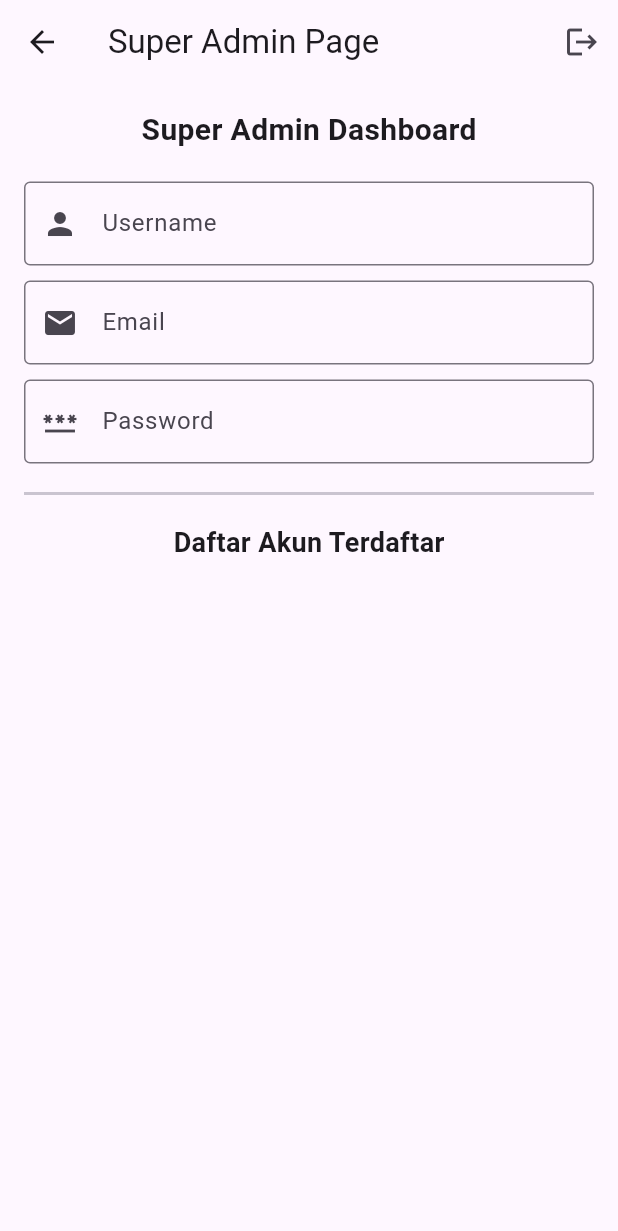
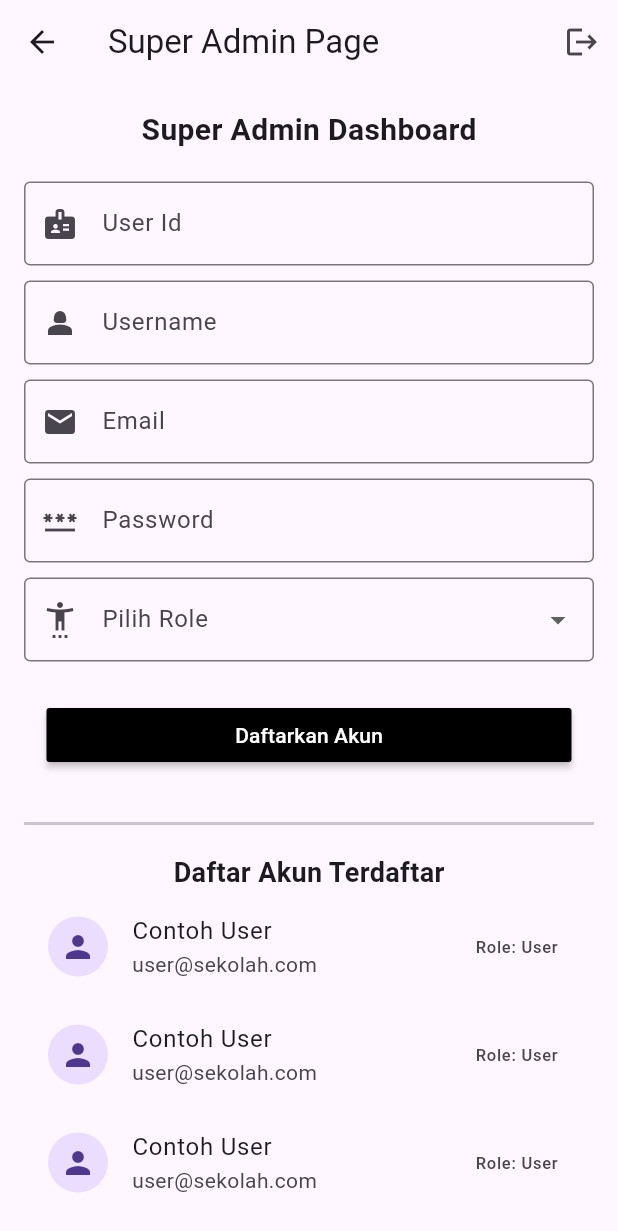
Before and after one commit to lino089/Training-Arc-Flutter, a Flutter app: the superAdminPage screen opened directly, on a phone screen of 412 x 824 dp. Shown: the top 1231 px of the screen. Run offline on Flutter 3.47's test engine with Material 3 defaults, Android fonts, the light colour scheme and no system bars; our stand-ins replace cloud_firestore, firebase_auth, firebase_core; accounts and stored records are empty.

Commit message:
super admin fitur with dummy file

```diff
--- a/auth_muscle_v2/lib/pages/super_admin_page.dart
+++ b/auth_muscle_v2/lib/pages/super_admin_page.dart
@@ -9,16 +9,17 @@ class superAdminPage extends StatefulWidget {
 }
 
 class _superAdminPage extends State<superAdminPage> {
+  // // TODO 1: Buat GlobalKey<FormState> untuk validasi form tambah user
+  // // TODO 2: Buat TextEditingController untuk email, password, userId (A-00x), dan nama user
+  final key = GlobalKey<FormState>();
+  final TextEditingController emailController = TextEditingController();
+  final TextEditingController passwordController = TextEditingController();
+  final TextEditingController userIdController = TextEditingController();
+  final TextEditingController usernameController = TextEditingController();
+  String selectedRole = 'user';
+  bool isLoading = false;
   @override
   Widget build(BuildContext context) {
-    // // TODO 1: Buat GlobalKey<FormState> untuk validasi form tambah user
-    // // TODO 2: Buat TextEditingController untuk email, password, userId (A-00x), dan nama user
-    final key = GlobalKey<FormState>();
-    final TextEditingController emailController = TextEditingController();
-    final TextEditingController passwordController = TextEditingController();
-    final TextEditingController userIdController = TextEditingController();
-    final TextEditingController usernameController = TextEditingController();
-
     return Scaffold(
       appBar: AppBar(
         title: Text("Super Admin Page"),
@@ -48,14 +49,33 @@ class _superAdminPage extends State<superAdminPage> {
               // // c. TextFormField untuk Password User
               // // d. DropdownButtonFormField untuk memilih Role ('admin' atau 'user')
               Form(
+                key: key,
                 child: Column(
                   children: [
                     TextFormField(
+                      controller: userIdController,
+                      keyboardType: TextInputType.text,
+                      decoration: InputDecoration(
+                        labelText: "User Id",
+                        hintText: "Masukan User Id",
+                        prefixIcon: Icon(Icons.badge),
+                        border: OutlineInputBorder(),
+                      ),
+                      validator: (value) {
+                        if (value == null || value.isEmpty) {
+                          return "User Id Wajib Diisi";
+                        }
+                        return null;
+                      },
+                    ),
+                    SizedBox(height: 10),
+                    TextFormField(
+                      controller: usernameController,
                       keyboardType: TextInputType.text,
                       decoration: InputDecoration(
                         labelText: "Username",
                         hintText: "Masukan Username",
-                        prefixIcon: Icon(Icons.person),
+                        prefixIcon: Icon(Icons.person_2),
                         border: OutlineInputBorder(),
                       ),
                       validator: (value) {
@@ -67,6 +87,7 @@ class _superAdminPage extends State<superAdminPage> {
                     ),
                     SizedBox(height: 10),
                     TextFormField(
+                      controller: emailController,
                       keyboardType: TextInputType.emailAddress,
                       decoration: InputDecoration(
                         labelText: "Email",
@@ -83,6 +104,7 @@ class _superAdminPage extends State<superAdminPage> {
                     ),
                     SizedBox(height: 10),
                     TextFormField(
+                      controller: passwordController,
                       keyboardType: TextInputType.visiblePassword,
                       decoration: InputDecoration(
                         labelText: "Password",
@@ -96,6 +118,44 @@ class _superAdminPage extends State<superAdminPage> {
                         }
                         return null;
                       },
+                    ),
+                    SizedBox(height: 10),
+                    DropdownButtonFormField(
+                      decoration: InputDecoration(
+                        labelText: "Pilih Role",
+                        border: OutlineInputBorder(),
+                        prefixIcon: Icon(Icons.settings_accessibility),
+                      ),
+                      items: const [
+                        DropdownMenuItem(
+                          value: 'user',
+                          child: Text("User Biasa"),
+                        ),
+                        DropdownMenuItem(
+                          value: 'admin',
+                          child: Text("Admin Sekolah"),
+                        ),
+                      ],
+                      onChanged: (value) {
+                        setState(() {
+                          selectedRole = value!;
+                        });
+                      },
+                    ),
+                    SizedBox(height: 10),
+                    Padding(
+                      padding: EdgeInsetsGeometry.all(15),
+                      child: MaterialButton(
+                        onPressed: isLoading ? null : () => createUser(),
+                        minWidth: double.infinity,
+                        color: Colors.black,
+                        textColor: Colors.white,
+                        child: isLoading
+                            ? const CircularProgressIndicator(
+                                color: Colors.white,
+                              )
+                            : const Text("Daftarkan Akun"),
+                      ),
                     ),
                   ],
                 ),
@@ -111,6 +171,19 @@ class _superAdminPage extends State<superAdminPage> {
               // // TODO 6: Gunakan Expanded dan StreamBuilder/ListView untuk menampilkan daftar user
               // // Untuk sementara (UI saja), kamu bisa gunakan ListView.builder dengan data dummy
               // // Tampilkan informasi: User ID, Email, dan Role dalam bentuk ListTile
+              ListView.builder(
+                shrinkWrap: true,
+                physics: const NeverScrollableScrollPhysics(),
+                itemCount: 10,
+                itemBuilder: (context, index) {
+                  return const ListTile(
+                    leading: CircleAvatar(child: Icon(Icons.person)),
+                    title: Text("Contoh User"),
+                    subtitle: Text("user@sekolah.com"),
+                    trailing: Text("Role: User"),
+                  );
+                },
+              ),
             ],
           ),
         ),
@@ -121,4 +194,14 @@ class _superAdminPage extends State<superAdminPage> {
 
   // // TODO 8: Buat kerangka fungsi Future<void> createUser() async { ... }
   // // Fungsi ini nanti akan berisi logika Firebase Auth & Firestore
+  @override
+  void dispose() {
+    emailController.dispose();
+    passwordController.dispose();
+    userIdController.dispose();
+    usernameController.dispose();
+    super.dispose();
+  }
+
+  Future<void> createUser() async {}
 }
```
